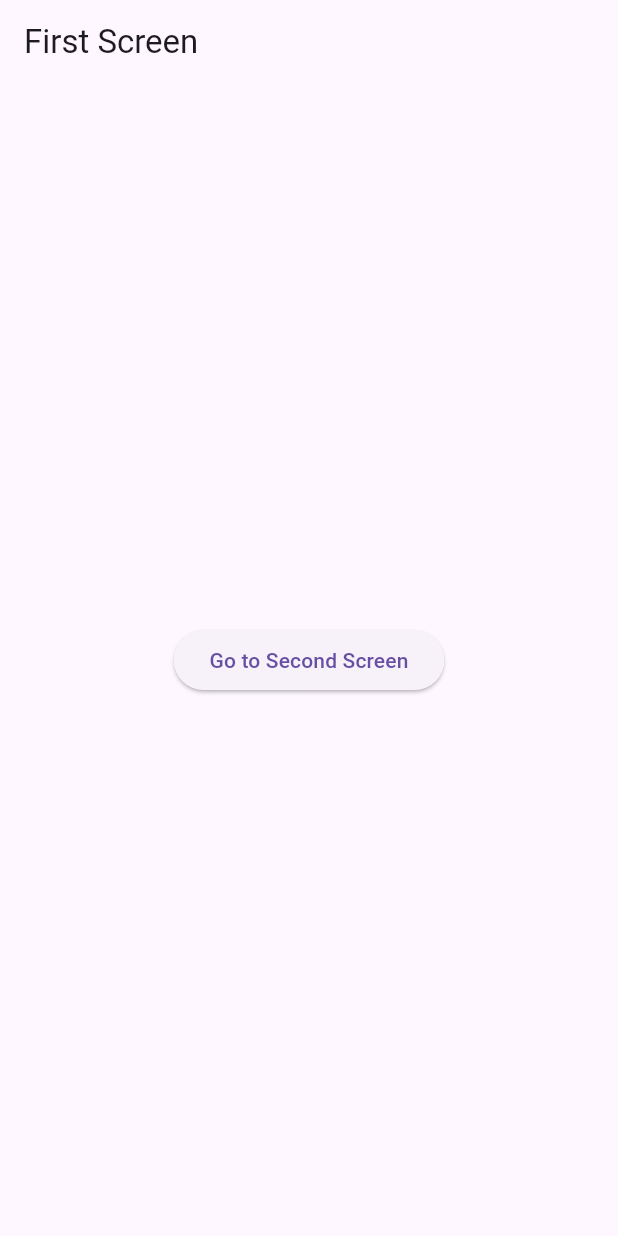
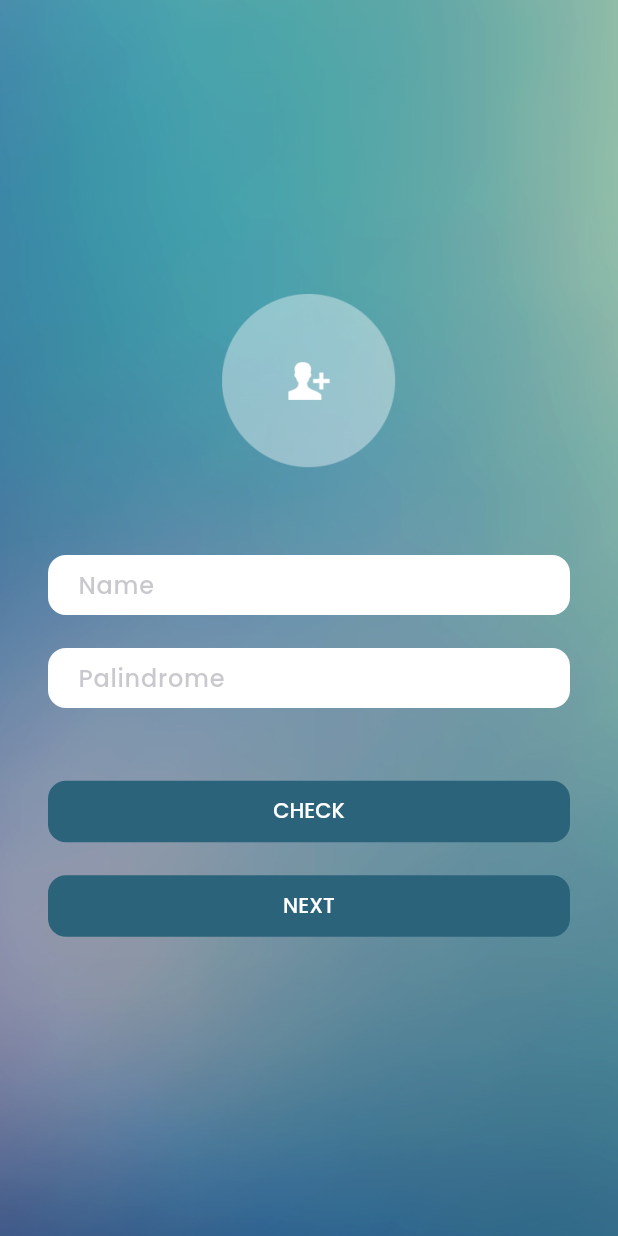
Before and after one commit to indmind/suitmedia_msib_test, a Flutter app: the screen it shows after launch, on a phone screen of 412 x 824 dp. Run offline on Flutter 3.47's test engine with Material 3 defaults, Android fonts, the phone set to English and light mode, and no system bars; our stand-ins replace flutter_riverpod, google_fonts.

Commit message:
feat(ui): first screen

```diff
--- a/lib/app.dart
+++ b/lib/app.dart
@@ -3,6 +3,7 @@ import 'package:flutter/material.dart';
 import 'presentation/screens/first_screen/first_screen.dart';
 import 'presentation/screens/second_screen/second_screen.dart';
 import 'presentation/screens/third_screen/third_screen.dart';
+import 'presentation/theme/app_theme.dart';
 
 class App extends StatelessWidget {
   const App({super.key});
@@ -10,6 +11,7 @@ class App extends StatelessWidget {
   @override
   Widget build(BuildContext context) {
     return MaterialApp(
+      theme: lightAppTheme,
       initialRoute: FirstScreen.route,
       routes: {
         FirstScreen.route: (_) => const FirstScreen(),
--- a/lib/presentation/screens/first_screen/first_screen.dart
+++ b/lib/presentation/screens/first_screen/first_screen.dart
@@ -1,4 +1,8 @@
 import 'package:flutter/material.dart';
+
+import '../../widgets/unfocus_scope_widget.dart';
+import '../second_screen/second_screen.dart';
+import '../third_screen/third_screen.dart';
 
 class FirstScreen extends StatelessWidget {
   static const String route = '/first';
@@ -7,16 +11,55 @@ class FirstScreen extends StatelessWidget {
 
   @override
   Widget build(BuildContext context) {
-    return Scaffold(
-      appBar: AppBar(
-        title: const Text('First Screen'),
-      ),
-      body: Center(
-        child: ElevatedButton(
-          onPressed: () {
-            Navigator.pushNamed(context, '/second');
-          },
-          child: const Text('Go to Second Screen'),
+    return UnfocusScopeWidget(
+      child: Scaffold(
+        extendBodyBehindAppBar: true,
+        appBar: AppBar(
+          backgroundColor: Colors.transparent,
+          elevation: 0,
+        ),
+        body: DecoratedBox(
+          decoration: const BoxDecoration(
+            image: DecorationImage(
+              image: AssetImage('assets/images/background.jpg'),
+              fit: BoxFit.cover,
+            ),
+          ),
+          child: Center(
+            child: SingleChildScrollView(
+              padding: const EdgeInsets.all(32.0),
+              child: Column(
+                mainAxisAlignment: MainAxisAlignment.center,
+                children: [
+                  Image.asset(
+                    'assets/images/avatar.png',
+                    width: 116,
+                    height: 116,
+                  ),
+                  const SizedBox(height: 58),
+                  TextFormField(
+                    decoration: const InputDecoration(hintText: 'Name'),
+                  ),
+                  const SizedBox(height: 22),
+                  TextFormField(
+                    decoration: const InputDecoration(hintText: 'Palindrome'),
+                  ),
+                  const SizedBox(height: 45),
+                  FilledButton(
+                    onPressed: () =>
+                        Navigator.pushNamed(context, SecondScreen.route),
+                    child: const Text('CHECK'),
+                  ),
+                  const SizedBox(height: 15),
+                  FilledButton(
+                    onPressed: () =>
+                        Navigator.pushNamed(context, ThirdScreen.route),
+                    child: const Text('NEXT'),
+                  ),
+                ],
+              ),
+            ),
+          ),
         ),
       ),
     );
--- /dev/null
+++ b/lib/presentation/theme/app_theme.dart
@@ -0,0 +1,17 @@
+import 'package:flutter/material.dart';
+
+import 'button_themes.dart';
+import 'color_scheme.dart';
+import 'input_decoration_theme.dart';
+import 'text_theme.dart';
+
+/// The light theme for the app.
+///
+/// This is the default theme for the app.
+final lightAppTheme = ThemeData(
+  visualDensity: VisualDensity.adaptivePlatformDensity,
+  colorScheme: lightColorScheme,
+  textTheme: textTheme,
+  inputDecorationTheme: inputDecorationTheme,
+  filledButtonTheme: filledButtonTheme,
+);
--- /dev/null
+++ b/lib/presentation/theme/text_theme.dart
@@ -0,0 +1,3 @@
+import 'package:google_fonts/google_fonts.dart';
+
+final textTheme = GoogleFonts.poppinsTextTheme();
--- /dev/null
+++ b/lib/presentation/widgets/unfocus_scope_widget.dart
@@ -0,0 +1,32 @@
+import 'package:flutter/material.dart';
+
+/// Unfocuses the current focus scope when the user taps outside of it.
+///
+/// This is useful for dismissing the keyboard when the user taps outside of a
+/// text field.
+///
+/// Reference: https://stackoverflow.com/a/73633201
+class UnfocusScopeWidget extends StatelessWidget {
+  final Widget child;
+
+  const UnfocusScopeWidget({
+    required this.child,
+    super.key,
+  });
+
+  @override
+  Widget build(BuildContext context) {
+    return Listener(
+      behavior: HitTestBehavior.opaque,
+      onPointerDown: (_) {
+        final currentFocus = FocusScope.of(context);
+        if (!currentFocus.hasPrimaryFocus) {
+          currentFocus.unfocus();
+        } else {
+          FocusManager.instance.primaryFocus?.unfocus();
+        }
+      },
+      child: child,
+    );
+  }
+}
--- a/pubspec.yaml
+++ b/pubspec.yaml
@@ -13,6 +13,7 @@ dependencies:
     sdk: flutter
   flutter_riverpod: ^2.4.9
   freezed_annotation: ^2.4.1
+  google_fonts: ^6.1.0
   json_annotation: ^4.8.1
   riverpod_annotation: ^2.3.3
 
@@ -29,3 +30,6 @@ dev_dependencies:
 
 flutter:
   uses-material-design: true
+
+  assets:
+    - assets/images/
```
Also changed, not shown: lib/presentation/theme/button_themes.dart (added, +17 -0 lines), lib/presentation/theme/color_scheme.dart (added, +10 -0 lines), lib/presentation/theme/input_decoration_theme.dart (added, +17 -0 lines), assets/images/avatar.png (added), assets/images/background.jpg (added), lib/presentation/widgets/text_field_widget.dart (deleted), pubspec.lock.
